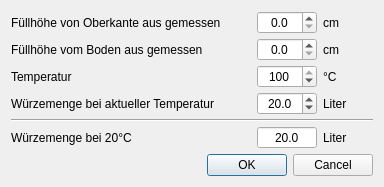
This is kleiner-brauhelfer/dialogs/dlgvolumen.ui in kleiner-brauhelfer/kleiner-brauhelfer-2 as Qt 5 draws it before an edit. The edited form follows.
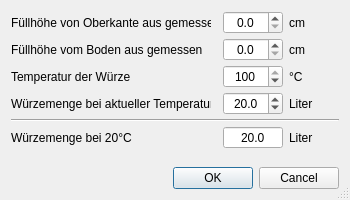
This is the edited form. Custom widgets are drawn as their Qt base class.

The edit to the form file:
```diff
--- a/kleiner-brauhelfer/dialogs/dlgvolumen.ui
+++ b/kleiner-brauhelfer/dialogs/dlgvolumen.ui
@@ -6,13 +6,22 @@
    <rect>
     <x>0</x>
     <y>0</y>
-    <width>384</width>
-    <height>187</height>
+    <width>350</width>
+    <height>200</height>
    </rect>
   </property>
+  <property name="minimumSize">
+   <size>
+    <width>332</width>
+    <height>172</height>
+   </size>
+  </property>
   <property name="windowTitle">
    <string>Eingabehilfe für Volumen</string>
   </property>
+  <property name="sizeGripEnabled">
+   <bool>true</bool>
+  </property>
   <layout class="QGridLayout" name="gridLayout">
    <property name="verticalSpacing">
     <number>4</number>
@@ -53,7 +62,7 @@
    <item row="2" column="0">
     <widget class="QLabel" name="label_19">
      <property name="text">
-      <string>Temperatur</string>
+      <string>Temperatur der Würze</string>
      </property>
     </widget>
    </item>
```
Left out of the diff: 15 changed lines with no effect on the pictures.
